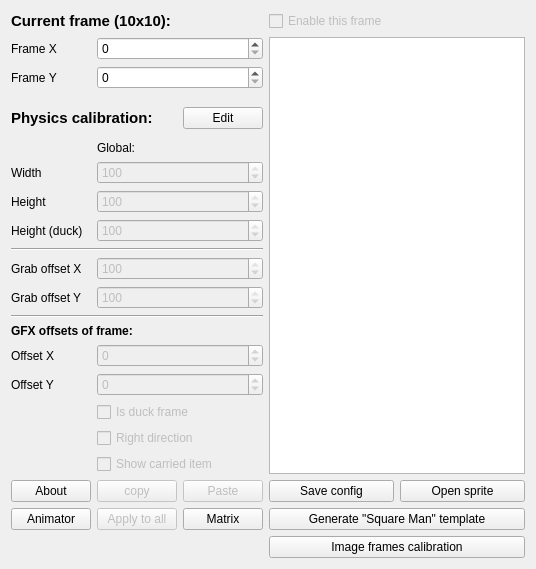
First picture: the form in PlayableCalibrator/calibrationmain.ui, repository WohlSoft/Moondust-Project, before the edit.
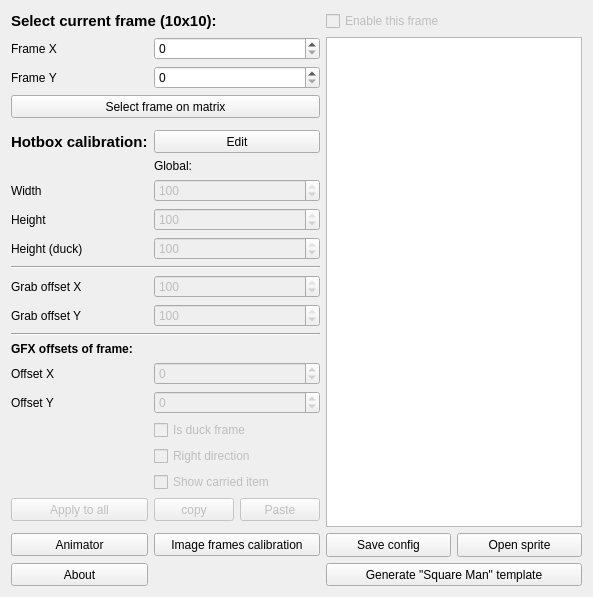
Second picture: the form after the edit. Icons and pictures are not drawn.

```diff
--- a/PlayableCalibrator/calibrationmain.ui
+++ b/PlayableCalibrator/calibrationmain.ui
@@ -6,13 +6,13 @@
    <rect>
     <x>0</x>
     <y>0</y>
-    <width>561</width>
+    <width>629</width>
     <height>528</height>
    </rect>
   </property>
   <property name="minimumSize">
    <size>
-    <width>561</width>
+    <width>629</width>
     <height>528</height>
    </size>
   </property>
@@ -23,25 +23,120 @@
    <iconset resource="_resourses/images.qrc">
     <normaloff>:/images/Icon16.png</normaloff>:/images/Icon16.png</iconset>
   </property>
-  <layout class="QGridLayout" name="gridLayout">
+  <layout class="QGridLayout" name="gridLayout" columnstretch="0,0,0,40,40">
    <property name="sizeConstraint">
     <enum>QLayout::SetFixedSize</enum>
    </property>
-   <item row="22" column="0">
-    <widget class="QPushButton" name="AnimatorButton">
+   <item row="23" column="0">
+    <widget class="QPushButton" name="applyToAll">
+     <property name="enabled">
+      <bool>false</bool>
+     </property>
+     <property name="minimumSize">
+      <size>
+       <width>0</width>
+       <height>23</height>
+      </size>
+     </property>
+     <property name="text">
+      <string>Apply to all</string>
+     </property>
+    </widget>
+   </item>
+   <item row="12" column="1" colspan="2">
+    <widget class="QSpinBox" name="Height_duck">
+     <property name="enabled">
+      <bool>false</bool>
+     </property>
      <property name="toolTip">
       <string>Edit animations set</string>
      </property>
+     <property name="maximum">
+      <number>100</number>
+     </property>
+     <property name="value">
+      <number>100</number>
+     </property>
+    </widget>
+   </item>
+   <item row="12" column="0">
+    <widget class="QLabel" name="label_11">
      <property name="text">
-      <string>Animator</string>
+      <string>Height (duck)</string>
      </property>
     </widget>
    </item>
-   <item row="21" column="1">
+   <item row="15" column="1" colspan="2">
+    <widget class="QSpinBox" name="grabOffsetY">
+     <property name="enabled">
+      <bool>false</bool>
+     </property>
+     <property name="toolTip">
+      <string>Offset relative to middle of player's height</string>
+     </property>
+     <property name="minimum">
+      <number>-100</number>
+     </property>
+     <property name="maximum">
+      <number>100</number>
+     </property>
+     <property name="value">
+      <number>100</number>
+     </property>
+    </widget>
+   </item>
+   <item row="4" column="0">
+    <widget class="QLabel" name="label_5">
+     <property name="text">
+      <string>Frame X</string>
+     </property>
+    </widget>
+   </item>
+   <item row="23" column="2">
+    <widget class="QPushButton" name="PasteButton">
+     <property name="enabled">
+      <bool>false</bool>
+     </property>
+     <property name="minimumSize">
+      <size>
+       <width>0</width>
+       <height>23</height>
+      </size>
+     </property>
+     <property name="toolTip">
+      <string>Paste from internal clipboard</string>
+     </property>
+     <property name="text">
+      <string>Paste</string>
+     </property>
+    </widget>
+   </item>
+   <item row="8" column="0">
+    <widget class="QLabel" name="label_8">
+     <property name="font">
+      <font>
+       <family>Liberation Sans</family>
+       <pointsize>11</pointsize>
+       <weight>75</weight>
+       <bold>true</bold>
+      </font>
+     </property>
+     <property name="text">
+      <string>Hotbox calibration:</string>
+     </property>
+    </widget>
+   </item>
+   <item row="23" column="1">
     <widget class="QPushButton" name="CopyButton">
      <property name="enabled">
       <bool>false</bool>
      </property>
+     <property name="minimumSize">
+      <size>
+       <width>0</width>
+       <height>23</height>
+      </size>
+     </property>
      <property name="toolTip">
       <string>Copy this frame into internal clipboard</string>
      </property>
@@ -50,73 +145,43 @@
      </property>
     </widget>
    </item>
-   <item row="11" column="0" colspan="3">
-    <widget class="Line" name="line">
-     <property name="orientation">
-      <enum>Qt::Horizontal</enum>
-     </property>
-    </widget>
-   </item>
-   <item row="2" column="1" colspan="2">
+   <item row="5" column="1" colspan="2">
     <widget class="QSpinBox" name="FrameY">
+     <property name="minimumSize">
+      <size>
+       <width>0</width>
+       <height>20</height>
+      </size>
+     </property>
      <property name="maximum">
       <number>9</number>
      </property>
     </widget>
    </item>
-   <item row="17" column="0">
+   <item row="25" column="0">
+    <widget class="QPushButton" name="AnimatorButton">
+     <property name="minimumSize">
+      <size>
+       <width>0</width>
+       <height>23</height>
+      </size>
+     </property>
+     <property name="toolTip">
+      <string>Edit animations set</string>
+     </property>
+     <property name="text">
+      <string>Animator</string>
+     </property>
+    </widget>
+   </item>
+   <item row="19" column="0">
     <widget class="QLabel" name="label_4">
      <property name="text">
       <string>Offset Y</string>
      </property>
     </widget>
    </item>
-   <item row="5" column="2">
-    <widget class="QPushButton" name="editSizes">
-     <property name="text">
-      <string>Edit</string>
-     </property>
-    </widget>
-   </item>
-   <item row="22" column="3" colspan="2">
-    <widget class="QPushButton" name="MakeTemplateB">
-     <property name="toolTip">
-      <string>Useful for tests or for cration from scratch</string>
-     </property>
-     <property name="text">
-      <string>Generate &quot;Square Man&quot; template</string>
-     </property>
-    </widget>
-   </item>
-   <item row="5" column="0" colspan="2">
-    <widget class="QLabel" name="label_8">
-     <property name="font">
-      <font>
-       <family>Liberation Sans</family>
-       <pointsize>11</pointsize>
-       <weight>75</weight>
-       <bold>true</bold>
-      </font>
-     </property>
-     <property name="text">
-      <string>Physics calibration:</string>
-     </property>
-    </widget>
-   </item>
-   <item row="21" column="2">
-    <widget class="QPushButton" name="PasteButton">
-     <property name="enabled">
-      <bool>false</bool>
-     </property>
-     <property name="toolTip">
-      <string>Paste from internal clipboard</string>
-     </property>
-     <property name="text">
-      <string>Paste</string>
-     </property>
-    </widget>
-   </item>
-   <item row="17" column="1" colspan="2">
+   <item row="19" column="1" colspan="2">
     <widget class="QSpinBox" name="OffsetY">
      <property name="enabled">
       <bool>false</bool>
@@ -129,89 +194,86 @@
      </property>
     </widget>
    </item>
-   <item row="1" column="0">
-    <widget class="QLabel" name="label_5">
+   <item row="18" column="0">
+    <widget class="QLabel" name="label_3">
      <property name="text">
-      <string>Frame X</string>
-     </property>
-    </widget>
-   </item>
-   <item row="9" column="0">
-    <widget class="QLabel" name="label">
-     <property name="text">
-      <string>Height</string>
-     </property>
-    </widget>
-   </item>
-   <item row="0" column="0" colspan="2">
-    <widget class="QLabel" name="label_7">
-     <property name="font">
-      <font>
-       <family>Liberation Sans</family>
-       <pointsize>11</pointsize>
-       <weight>75</weight>
-       <bold>true</bold>
-      </font>
-     </property>
-     <property name="text">
-      <string>Current frame (10x10):</string>
-     </property>
-    </widget>
-   </item>
-   <item row="21" column="0">
-    <widget class="QPushButton" name="AboutButton">
-     <property name="text">
-      <string>About</string>
+      <string>Offset X</string>
      </property>
     </widget>
    </item>
    <item row="18" column="1" colspan="2">
-    <widget class="QCheckBox" name="isDuckFrame">
+    <widget class="QSpinBox" name="OffsetX">
      <property name="enabled">
       <bool>false</bool>
      </property>
-     <property name="text">
-      <string>Is duck frame</string>
+     <property name="toolTip">
+      <string>Horisontal offset of hitbox relative to left side of frame</string>
      </property>
+     <property name="minimum">
+      <number>-100</number>
+     </property>
+     <property name="maximum">
+      <number>100</number>
+     </property>
     </widget>
    </item>
-   <item row="10" column="0">
-    <widget class="QLabel" name="label_11">
+   <item row="4" column="3" rowspan="21" colspan="2">
+    <widget class="QGraphicsView" name="PreviewGraph"/>
+   </item>
+   <item row="16" column="0" colspan="3">
+    <widget class="Line" name="line_2">
+     <property name="orientation">
+      <enum>Qt::Horizontal</enum>
+     </property>
+    </widget>
+   </item>
+   <item row="25" column="3">
+    <widget class="QPushButton" name="SaveConfigButton">
+     <property name="minimumSize">
+      <size>
+       <width>0</width>
+       <height>24</height>
+      </size>
+     </property>
      <property name="text">
-      <string>Height (duck)</string>
+      <string>Save config</string>
+     </property>
+     <property name="icon">
+      <iconset resource="_resourses/images.qrc">
+       <normaloff>:/images/save.png</normaloff>:/images/save.png</iconset>
+     </property>
+    </widget>
+   </item>
+   <item row="13" column="0" colspan="3">
+    <widget class="Line" name="line">
+     <property name="orientation">
+      <enum>Qt::Horizontal</enum>
+     </property>
+    </widget>
+   </item>
+   <item row="11" column="1" colspan="2">
+    <widget class="QSpinBox" name="Height">
+     <property name="enabled">
+      <bool>false</bool>
+     </property>
+     <property name="toolTip">
+      <string>Nornal height of player's collision box (hitbox)</string>
+     </property>
+     <property name="maximum">
+      <number>100</number>
+     </property>
+     <property name="value">
+      <number>100</number>
      </property>
     </widget>
    </item>
    <item row="10" column="1" colspan="2">
-    <widget class="QSpinBox" name="Height_duck">
+    <widget class="QSpinBox" name="Width">
      <property name="enabled">
       <bool>false</bool>
      </property>
-     <property name="maximum">
-      <number>100</number>
-     </property>
-     <property name="value">
-      <number>100</number>
-     </property>
-    </widget>
-   </item>
-   <item row="28" column="3" colspan="2">
-    <widget class="QPushButton" name="calibrateImage">
      <property name="toolTip">
-      <string>Calibrating frames relative to exists physics (useful for SMBX where you can't edit physics)</string>
-     </property>
-     <property name="text">
-      <string>Image frames calibration</string>
-     </property>
-    </widget>
-   </item>
-   <item row="13" column="1" colspan="2">
-    <widget class="QSpinBox" name="grabOffsetY">
-     <property name="enabled">
-      <bool>false</bool>
-     </property>
-     <property name="minimum">
-      <number>-100</number>
+      <string>Width of player's collision box (hitbox)</string>
      </property>
      <property name="maximum">
       <number>100</number>
@@ -221,14 +283,41 @@
      </property>
     </widget>
    </item>
-   <item row="12" column="0">
+   <item row="15" column="0">
+    <widget class="QLabel" name="label_13">
+     <property name="text">
+      <string>Grab offset Y</string>
+     </property>
+    </widget>
+   </item>
+   <item row="17" column="0" colspan="3">
+    <widget class="QLabel" name="label_9">
+     <property name="font">
+      <font>
+       <weight>75</weight>
+       <bold>true</bold>
+      </font>
+     </property>
+     <property name="text">
+      <string>GFX offsets of frame:</string>
+     </property>
+    </widget>
+   </item>
+   <item row="14" column="0">
     <widget class="QLabel" name="label_12">
      <property name="text">
       <string>Grab offset X</string>
      </property>
     </widget>
    </item>
-   <item row="12" column="1" colspan="2">
+   <item row="11" column="0">
+    <widget class="QLabel" name="label">
+     <property name="text">
+      <string>Height</string>
+     </property>
+    </widget>
+   </item>
+   <item row="14" column="1" colspan="2">
     <widget class="QSpinBox" name="grabOffsetX">
      <property name="enabled">
       <bool>false</bool>
@@ -244,85 +333,81 @@
      </property>
     </widget>
    </item>
-   <item row="13" column="0">
-    <widget class="QLabel" name="label_13">
-     <property name="text">
-      <string>Grab offset Y</string>
-     </property>
-    </widget>
-   </item>
-   <item row="7" column="1" colspan="2">
+   <item row="9" column="1" colspan="2">
     <widget class="QLabel" name="label_10">
      <property name="text">
       <string>Global:</string>
      </property>
     </widget>
    </item>
-   <item row="8" column="0">
+   <item row="10" column="0">
     <widget class="QLabel" name="label_2">
      <property name="text">
       <string>Width</string>
      </property>
     </widget>
    </item>
-   <item row="16" column="1" colspan="2">
-    <widget class="QSpinBox" name="OffsetX">
-     <property name="enabled">
-      <bool>false</bool>
+   <item row="0" column="0" colspan="3">
+    <widget class="QLabel" name="label_7">
+     <property name="font">
+      <font>
+       <family>Liberation Sans</family>
+       <pointsize>11</pointsize>
+       <weight>75</weight>
+       <bold>true</bold>
+      </font>
      </property>
-     <property name="minimum">
-      <number>-100</number>
+     <property name="text">
+      <string>Select current frame (10x10):</string>
+     </property>
+    </widget>
+   </item>
+   <item row="4" column="1" colspan="2">
+    <widget class="QSpinBox" name="FrameX">
+     <property name="minimumSize">
+      <size>
+       <width>0</width>
+       <height>20</height>
+      </size>
      </property>
      <property name="maximum">
-      <number>100</number>
+      <number>9</number>
      </property>
     </widget>
    </item>
-   <item row="21" column="3">
-    <widget class="QPushButton" name="SaveConfigButton">
-     <property name="text">
-      <string>Save config</string>
-     </property>
-    </widget>
-   </item>
-   <item row="16" column="0">
-    <widget class="QLabel" name="label_3">
-     <property name="text">
-      <string>Offset X</string>
-     </property>
-    </widget>
-   </item>
-   <item row="22" column="1">
-    <widget class="QPushButton" name="applyToAll">
-     <property name="enabled">
-      <bool>false</bool>
-     </property>
-     <property name="text">
-      <string>Apply to all</string>
-     </property>
-    </widget>
-   </item>
-   <item row="21" column="4">
+   <item row="25" column="4">
     <widget class="QPushButton" name="OpenSprite">
+     <property name="minimumSize">
+      <size>
+       <width>0</width>
+       <height>24</height>
+      </size>
+     </property>
      <property name="text">
       <string>Open sprite</string>
      </property>
     </widget>
    </item>
-   <item row="2" column="0">
+   <item row="5" column="0">
     <widget class="QLabel" name="label_6">
      <property name="text">
       <string>Frame Y</string>
      </property>
     </widget>
    </item>
-   <item row="22" column="2">
+   <item row="6" column="0" colspan="3">
     <widget class="QPushButton" name="Matrix">
+     <property name="minimumSize">
+      <size>
+       <width>0</width>
+       <height>23</height>
+      </size>
+     </property>
      <property name="toolTip">
       <string>Select frame from full sprite matrix</string>
      </property>
      <property name="text">
-      <string>Matrix</string>
+      <string>Select frame on matrix</string>
      </property>
     </widget>
    </item>
@@ -342,60 +427,78 @@
      </property>
     </widget>
    </item>
-   <item row="1" column="1" colspan="2">
-    <widget class="QSpinBox" name="FrameX">
-     <property name="maximum">
-      <number>9</number>
+   <item row="26" column="0">
+    <widget class="QPushButton" name="AboutButton">
+     <property name="minimumSize">
+      <size>
+       <width>0</width>
+       <height>23</height>
+      </size>
+     </property>
+     <property name="text">
+      <string>About</string>
+     </property>
+    </widget>
+   </item>
+   <item row="26" column="3" colspan="2">
+    <widget class="QPushButton" name="MakeTemplateB">
+     <property name="minimumSize">
+      <size>
+       <width>0</width>
+       <height>23</height>
+      </size>
+     </property>
+     <property name="toolTip">
+      <string>Useful for tests or for cration from scratch</string>
+     </property>
+     <property name="text">
+      <string>Generate &quot;Square Man&quot; template</string>
      </property>
     </widget>
    </item>
    <item row="8" column="1" colspan="2">
-    <widget class="QSpinBox" name="Width">
-     <property name="enabled">
-      <bool>false</bool>
+    <widget class="QPushButton" name="editSizes">
+     <property name="minimumSize">
+      <size>
+       <width>0</width>
+       <height>23</height>
+      </size>
      </property>
-     <property name="maximum">
-      <number>100</number>
+     <property name="text">
+      <string>Edit</string>
      </property>
-     <property name="value">
-      <number>100</number>
-     </property>
     </widget>
    </item>
-   <item row="14" column="0" colspan="3">
-    <widget class="Line" name="line_2">
-     <property name="orientation">
-      <enum>Qt::Horizontal</enum>
+   <item row="25" column="1" colspan="2">
+    <widget class="QPushButton" name="calibrateImage">
+     <property name="minimumSize">
+      <size>
+       <width>0</width>
+       <height>23</height>
+      </size>
      </property>
+     <property name="toolTip">
+      <string>Calibrating frames relative to exists physics (useful for SMBX where you can't edit physics)</string>
+     </property>
+     <property name="text">
+      <string>Image frames calibration</string>
+     </property>
     </widget>
    </item>
-   <item row="9" column="1" colspan="2">
-    <widget class="QSpinBox" name="Height">
+   <item row="20" column="1" colspan="2">
+    <widget class="QCheckBox" name="isDuckFrame">
      <property name="enabled">
       <bool>false</bool>
      </property>
-     <property name="maximum">
-      <number>100</number>
+     <property name="toolTip">
+      <string>Apply duck height to this frame</string>
      </property>
-     <property name="value">
-      <number>100</number>
-     </property>
-    </widget>
-   </item>
-   <item row="15" column="0" colspan="3">
-    <widget class="QLabel" name="label_9">
-     <property name="font">
-      <font>
-       <weight>75</weight>
-       <bold>true</bold>
-      </font>
-     </property>
      <property name="text">
-      <string>GFX offsets of frame:</string>
+      <string>Is duck frame</string>
      </property>
     </widget>
    </item>
-   <item row="19" column="1" colspan="2">
+   <item row="21" column="1" colspan="2">
     <widget class="QCheckBox" name="isRightDirect">
      <property name="enabled">
       <bool>false</bool>
@@ -405,7 +508,7 @@
      </property>
     </widget>
    </item>
-   <item row="20" column="1" colspan="2">
+   <item row="22" column="1" colspan="2">
     <widget class="QCheckBox" name="showGrabItem">
      <property name="enabled">
       <bool>false</bool>
@@ -415,9 +518,6 @@
      </property>
     </widget>
    </item>
-   <item row="1" column="3" rowspan="20" colspan="2">
-    <widget class="QGraphicsView" name="PreviewGraph"/>
-   </item>
   </layout>
  </widget>
  <layoutdefault spacing="6" margin="11"/>
```
Left out of the diff: 24 changed lines with no effect on the pictures.
